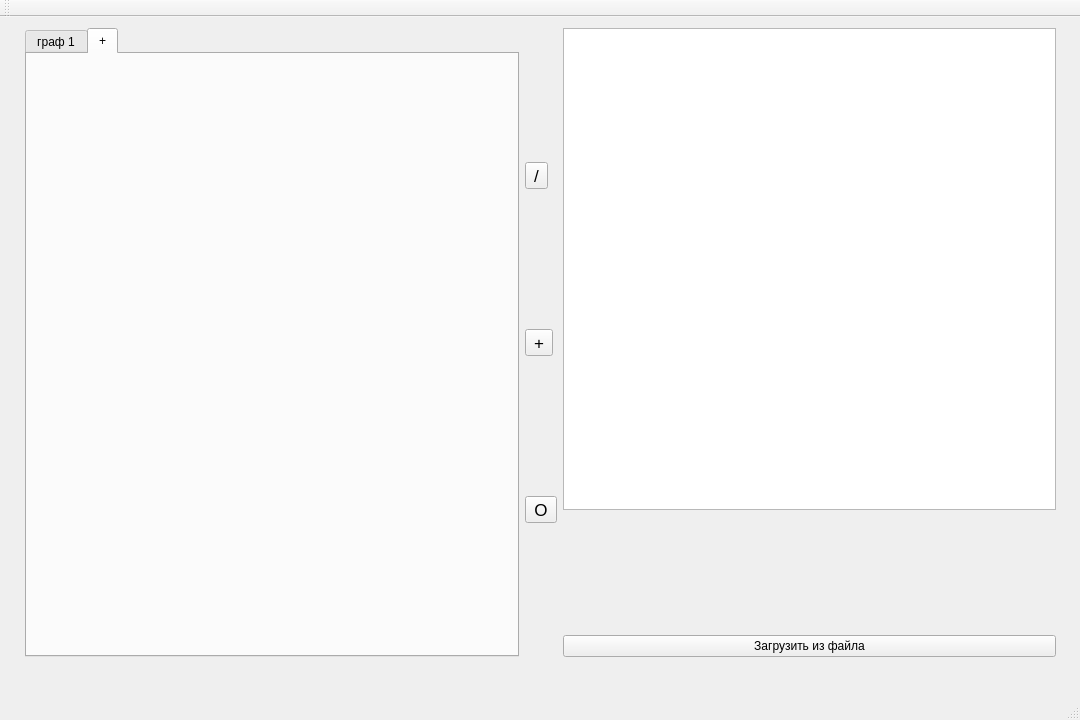
Old version of the form mainwindow.ui in the repository tagolder/graph_tagolder.
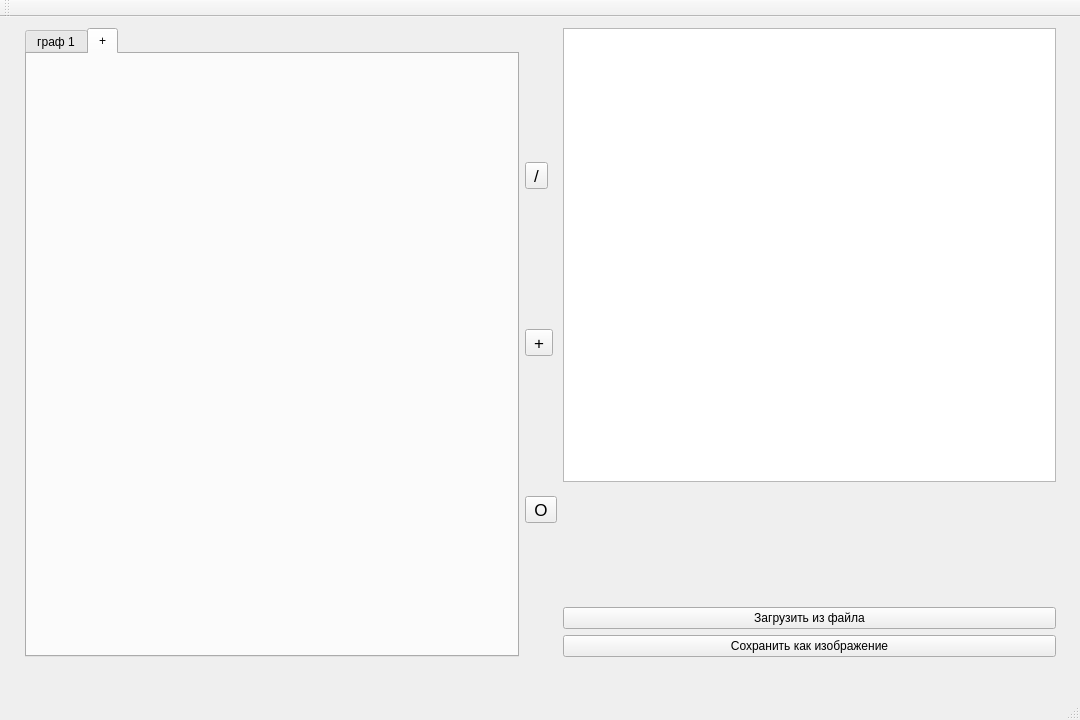
New version of the form. Custom widgets are drawn as their Qt base class.

What changed in the file:
```diff
--- a/mainwindow.ui
+++ b/mainwindow.ui
@@ -153,6 +153,13 @@
          </property>
         </widget>
        </item>
+       <item>
+        <widget class="QPushButton" name="butAsImage">
+         <property name="text">
+          <string>Сохранить как изображение</string>
+         </property>
+        </widget>
+       </item>
       </layout>
      </item>
     </layout>
```
